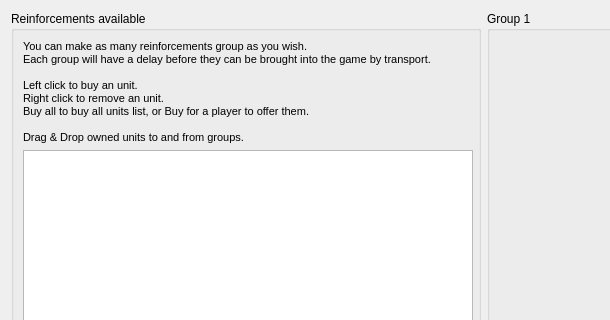
First picture: the form in src/_res/galacticwar/reinforcementItems.ui, repository FAForever/client, before the edit; both pictures show x 0 to 610 and y 0 to 320 of the 1414 by 736 pixel window.
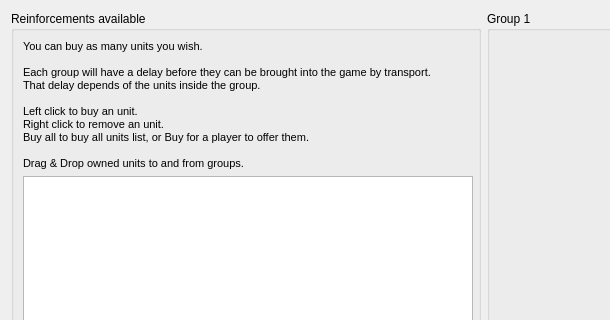
Second picture: the form after the edit.

```diff
--- a/src/_res/galacticwar/reinforcementItems.ui
+++ b/src/_res/galacticwar/reinforcementItems.ui
@@ -39,8 +39,10 @@
 &lt;html&gt;&lt;head&gt;&lt;meta name=&quot;qrichtext&quot; content=&quot;1&quot; /&gt;&lt;style type=&quot;text/css&quot;&gt;
 p, li { white-space: pre-wrap; }
 &lt;/style&gt;&lt;/head&gt;&lt;body style=&quot; font-family:'MS Shell Dlg 2'; font-size:8.25pt; font-weight:400; font-style:normal;&quot;&gt;
-&lt;p align=&quot;justify&quot; style=&quot; margin-top:0px; margin-bottom:0px; margin-left:0px; margin-right:0px; -qt-block-indent:0; text-indent:0px;&quot;&gt;&lt;span style=&quot; font-size:8pt;&quot;&gt;You can make as many reinforcements group as you wish. &lt;/span&gt;&lt;/p&gt;
+&lt;p align=&quot;justify&quot; style=&quot; margin-top:0px; margin-bottom:0px; margin-left:0px; margin-right:0px; -qt-block-indent:0; text-indent:0px;&quot;&gt;&lt;span style=&quot; font-size:8pt;&quot;&gt;You can buy as many units you wish. &lt;/span&gt;&lt;/p&gt;
+&lt;p align=&quot;justify&quot; style=&quot;-qt-paragraph-type:empty; margin-top:0px; margin-bottom:0px; margin-left:0px; margin-right:0px; -qt-block-indent:0; text-indent:0px; font-size:8pt;&quot;&gt;&lt;/p&gt;
 &lt;p align=&quot;justify&quot; style=&quot; margin-top:0px; margin-bottom:0px; margin-left:0px; margin-right:0px; -qt-block-indent:0; text-indent:0px;&quot;&gt;&lt;span style=&quot; font-size:8pt;&quot;&gt;Each group will have a delay before they can be brought into the game by transport.&lt;/span&gt;&lt;/p&gt;
+&lt;p align=&quot;justify&quot; style=&quot; margin-top:0px; margin-bottom:0px; margin-left:0px; margin-right:0px; -qt-block-indent:0; text-indent:0px;&quot;&gt;&lt;span style=&quot; font-size:8pt;&quot;&gt;That delay depends of the units inside the group.&lt;/span&gt;&lt;/p&gt;
 &lt;p align=&quot;justify&quot; style=&quot;-qt-paragraph-type:empty; margin-top:0px; margin-bottom:0px; margin-left:0px; margin-right:0px; -qt-block-indent:0; text-indent:0px; font-size:8pt;&quot;&gt;&lt;/p&gt;
 &lt;p align=&quot;justify&quot; style=&quot; margin-top:0px; margin-bottom:0px; margin-left:0px; margin-right:0px; -qt-block-indent:0; text-indent:0px;&quot;&gt;&lt;span style=&quot; font-size:8pt;&quot;&gt;Left click to buy an unit.&lt;/span&gt;&lt;/p&gt;
 &lt;p align=&quot;justify&quot; style=&quot; margin-top:0px; margin-bottom:0px; margin-left:0px; margin-right:0px; -qt-block-indent:0; text-indent:0px;&quot;&gt;&lt;span style=&quot; font-size:8pt;&quot;&gt;Right click to remove an unit.&lt;/span&gt;&lt;/p&gt;
```
